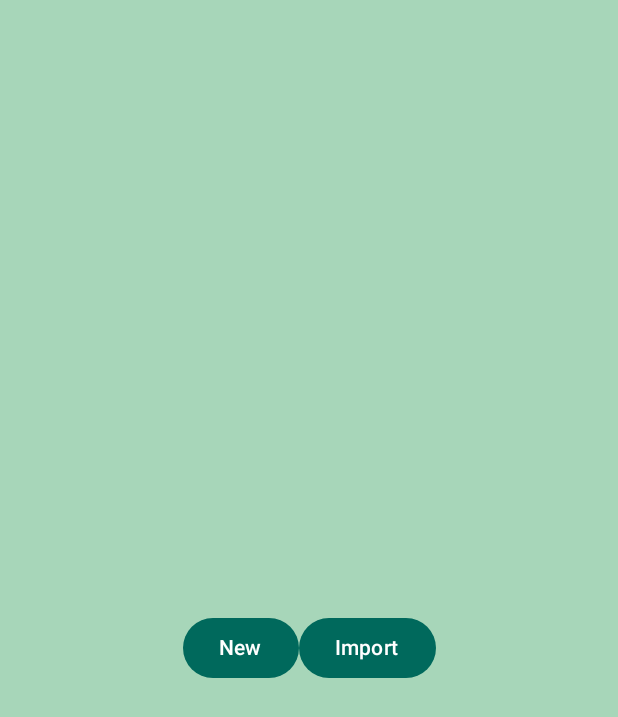
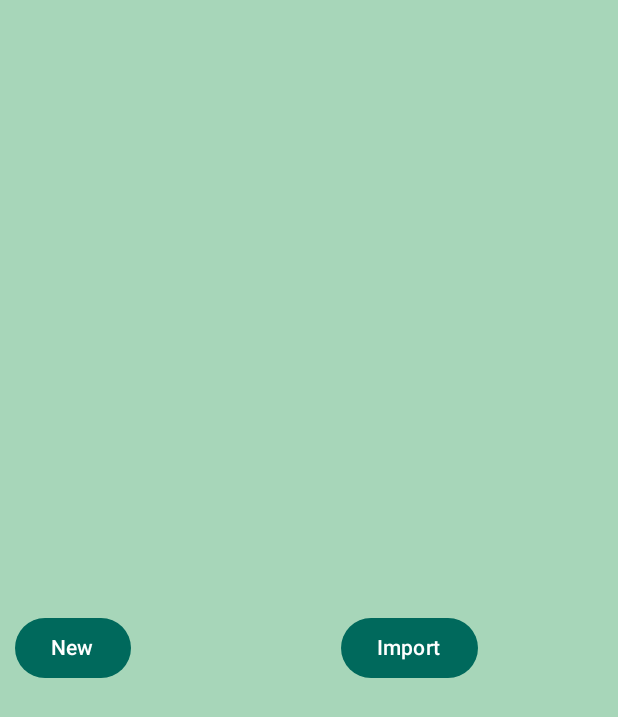
Before and after one commit to owlbegone/CS4530Project_u1283734_u1370966_u1408202, an Android app built with Jetpack Compose: the MainScreen screen opened through its navigation route, on a phone screen of 412 x 824 dp. Shown: the top 717 px of the screen. Run offline under Robolectric (Android 15) with nearby library versions, the phone set to English and light mode, and no system bars; our stand-ins replace Room's generated code; 1 statement that could not run was skipped.

Commit message:
moved some buttons around

```diff
--- a/app/src/main/java/com/example/drawingapplication/screens/MainScreen.kt
+++ b/app/src/main/java/com/example/drawingapplication/screens/MainScreen.kt
@@ -10,7 +10,6 @@ import androidx.activity.result.contract.ActivityResultContracts
 import androidx.compose.foundation.Image
 import androidx.compose.foundation.background
 import androidx.compose.foundation.clickable
-import androidx.compose.foundation.layout.Arrangement
 import androidx.compose.foundation.layout.Box
 import androidx.compose.foundation.layout.Column
 import androidx.compose.foundation.layout.Row
@@ -22,6 +21,8 @@ import androidx.compose.foundation.layout.size
 import androidx.compose.foundation.lazy.LazyColumn
 import androidx.compose.foundation.lazy.items
 import android.app.AlertDialog
+import androidx.compose.foundation.layout.Arrangement
+import androidx.compose.foundation.layout.width
 import androidx.compose.material3.Button
 import androidx.compose.material3.Text
 import androidx.compose.runtime.Composable
@@ -72,8 +73,12 @@ fun MainScreen(navController: NavHostController, myVM: MainViewModel = viewModel
         verticalArrangement = Arrangement.Center,
         horizontalAlignment = Alignment.CenterHorizontally)
         {
-        Spacer(Modifier.height(40.dp))
-        Row{
+        Spacer(Modifier.height(60.dp))
+
+        Row(modifier = Modifier.fillMaxWidth(),
+            horizontalArrangement = Arrangement.Absolute.Left
+            ){
+            Spacer(Modifier.width(10.dp))
             Button(
                 modifier = Modifier.testTag("NewButton"),
                 onClick = {
@@ -82,6 +87,7 @@ fun MainScreen(navController: NavHostController, myVM: MainViewModel = viewModel
                 }) {
                 Text("New")
             }
+            Spacer(Modifier.width(140.dp))
             Button(
                 modifier = Modifier.testTag("ImportButton"),
                 onClick = {
@@ -92,8 +98,7 @@ fun MainScreen(navController: NavHostController, myVM: MainViewModel = viewModel
                 Text("Import")
             }
         }
-
-
+            Spacer(Modifier.height(20.dp))
         Row {
             LazyColumn(
                 modifier = Modifier
```
